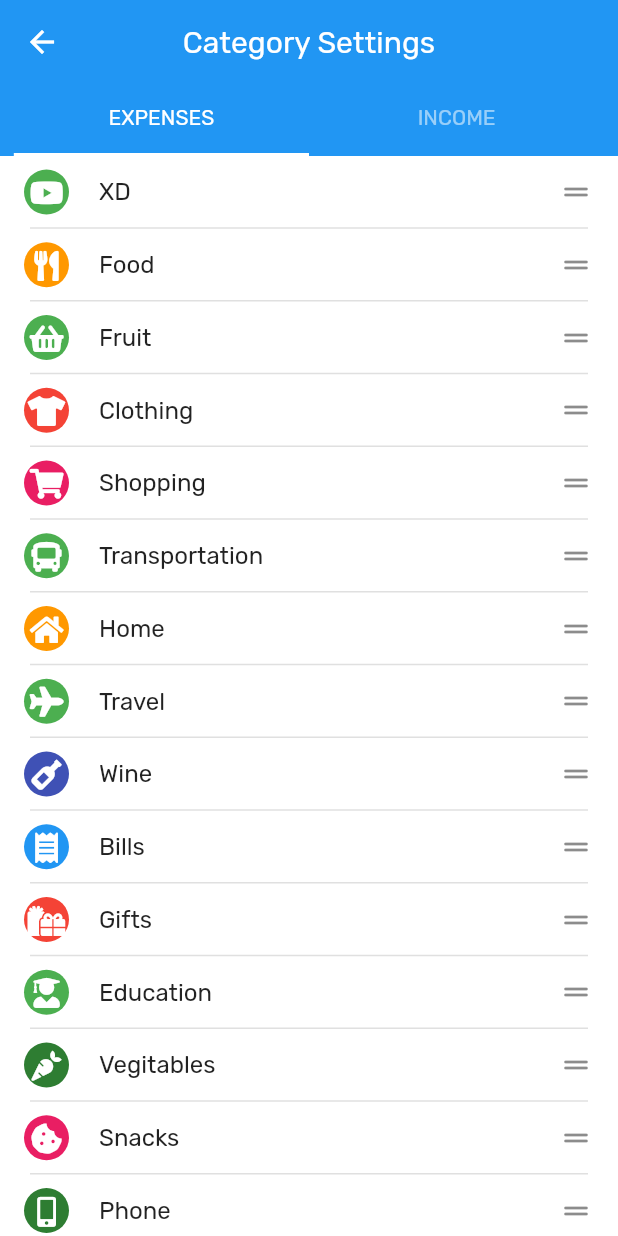
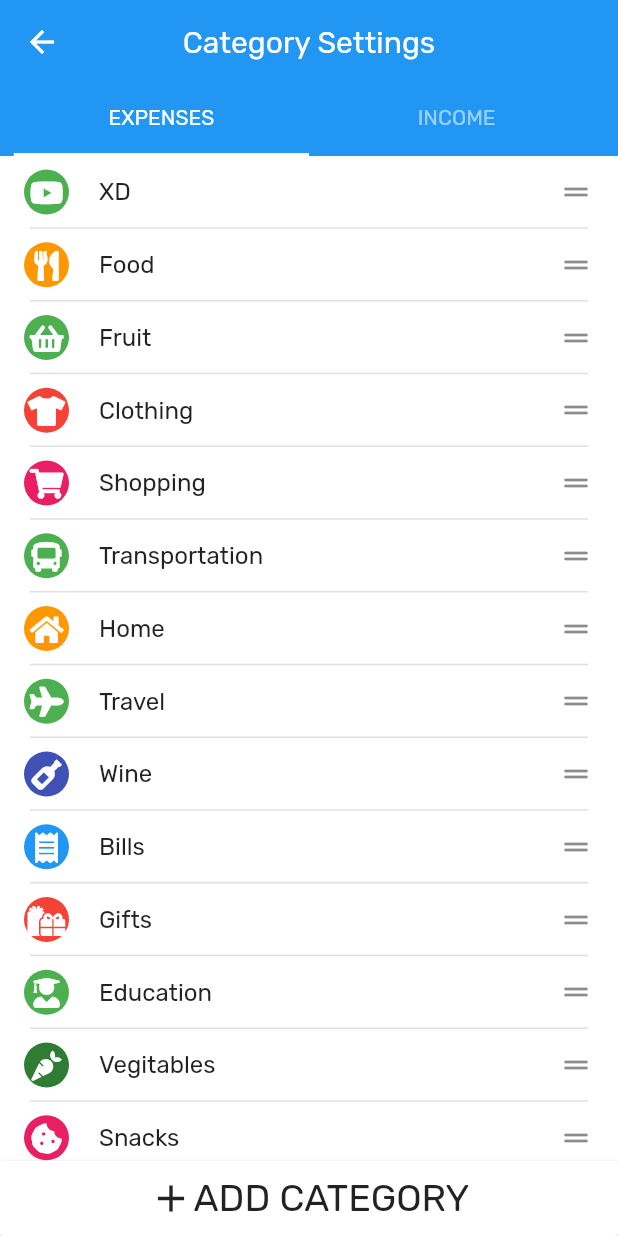
Before and after one commit to imcybergeek/budget, a Flutter app: the CategoryScreen screen opened directly with empty values, on a phone screen of 412 x 824 dp. Run offline on Flutter 3.47's test engine with Material 2 defaults, Android fonts, the phone set to English and light mode, and no system bars; our stand-ins replace font_awesome_flutter, get, math_expressions, percent_indicator.

Commit message:
added option to create new category

```diff
--- a/lib/main.dart
+++ b/lib/main.dart
@@ -2,6 +2,7 @@ import 'package:budget/screens/sub_screens/popUp_screen.dart';
 import 'package:flutter/material.dart';
 import 'package:font_awesome_flutter/font_awesome_flutter.dart';
 import 'package:flutter/services.dart';
+import 'package:get/get.dart';
 import 'package:percent_indicator/percent_indicator.dart';
 import 'route_generator.dart';
 import 'screens/sub_screens/app_drawer.dart';
@@ -19,7 +20,7 @@ class MyApp extends StatelessWidget {
         SystemUiOverlayStyle(statusBarColor: Colors.transparent);
     return AnnotatedRegion<SystemUiOverlayStyle>(
       value: myOverlayStyle,
-      child: MaterialApp(
+      child: GetMaterialApp(
         debugShowCheckedModeBanner: false,
         title: 'Budget App',
         theme: ThemeData(
--- a/lib/screens/category_screen.dart
+++ b/lib/screens/category_screen.dart
@@ -1,6 +1,8 @@
 import 'package:budget/screens/io.dart';
+import 'package:budget/screens/new_category.dart';
 import 'package:flutter/material.dart';
 import 'package:budget/main.dart';
+import 'package:get/get.dart';
 import 'io.dart';
 
 class CategoryScreen extends StatefulWidget {
@@ -42,10 +44,39 @@ class _CategoryScreenState extends State<CategoryScreen> {
             ],
           ),
         ),
-        body: TabBarView(
+        body: Stack(
           children: [
-            reorderableListMethod(expense),
-            reorderableListMethod(income),
+            TabBarView(
+              children: [
+                reorderableListMethod(expense),
+                reorderableListMethod(income),
+              ],
+            ),
+            Positioned.fill(
+              child: Align(
+                alignment: Alignment.bottomCenter,
+                child: SizedBox(
+                  height: 50,
+                  child: MaterialButton(
+                    splashColor: Colors.lightBlueAccent.shade100,
+                    color: Colors.white,
+                    onPressed: () {
+                      Get.to(NewCategory());
+                    },
+                    child: Row(
+                      mainAxisAlignment: MainAxisAlignment.center,
+                      children: [
+                        Icon(
+                          Icons.add,
+                          size: 30,
+                        ),
+                        CustomText(text: "ADD CATEGORY", size: 25)
+                      ],
+                    ),
+                  ),
+                ),
+              ),
+            )
           ],
         ),
       ),
```
Also changed, not shown: lib/screens/new_category.dart (added, +76 -0 lines), lib/screens/statistics_screen.dart (+33 -9 lines).
